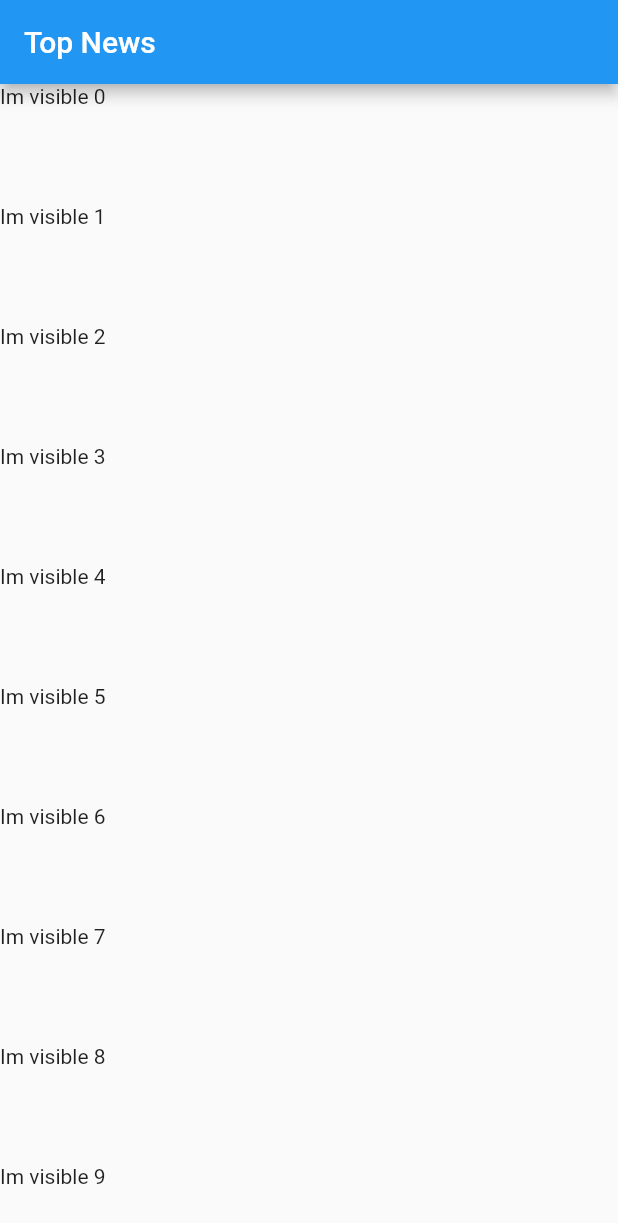
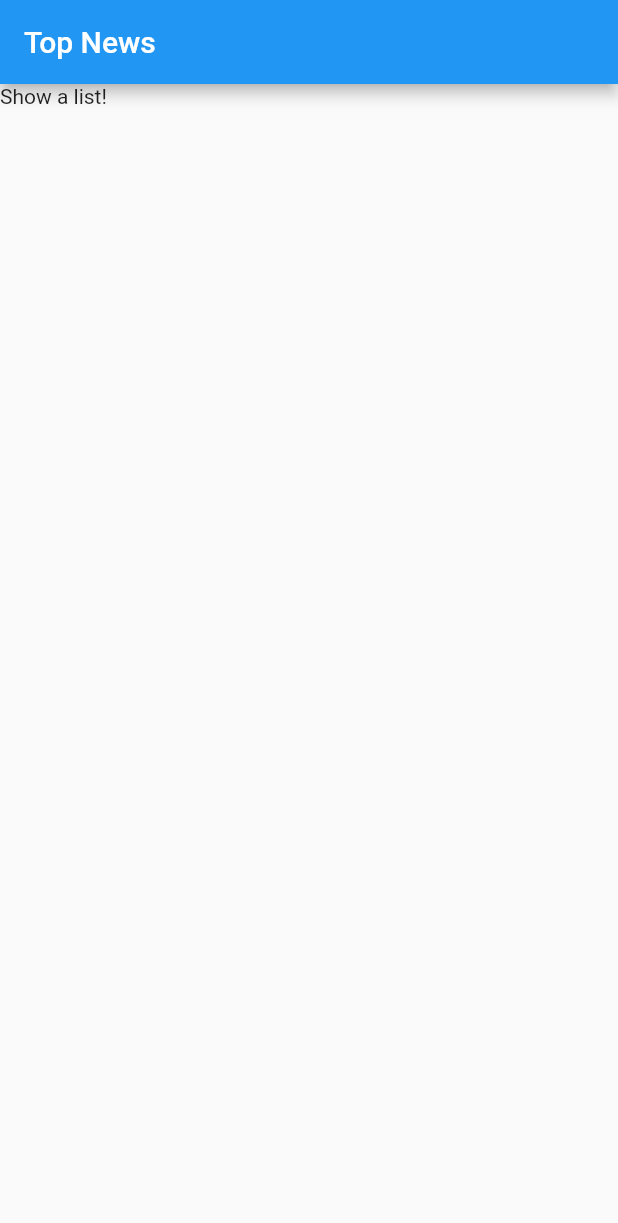
Before and after one commit to th0mps0nty/flutter_hacker_news_clone, a Flutter app: the screen it shows after launch, on a phone screen of 412 x 824 dp. Shown: the top 1223 px of the screen. Run offline on Flutter 3.47's test engine with Material 2 defaults, Android fonts, the phone set to English and light mode, and no system bars; our stand-ins replace sqflite; accounts and stored records are empty.

Commit message:
various updates
Clean starting point for next lesson, removed example of FutureBuilder rendered list, removed some comments, and cleaned up a bit.

```diff
--- a/lib/src/screens/news_list.dart
+++ b/lib/src/screens/news_list.dart
@@ -7,30 +7,7 @@ class NewsList extends StatelessWidget {
       appBar: AppBar(
         title: Text('Top News'),
       ),
-      body: buildList(),
+      body: Text('Show a list!'),
     );
   }
-
-  Widget buildList() {
-    return ListView.builder(
-      itemCount: 1000,
-      itemBuilder: (context, int index) {
-        return FutureBuilder(
-          future: getFuture(),
-          builder: (context, snapshot) {
-            return Container(
-              height: 80.0,
-              child: snapshot.hasData
-                  ? Text('Im visible $index')
-                  : Text('I havent fetched data yet $index'),
-            );
-          },
-        );
-      },
-    );
-  }
-
-  getFuture() {
-    return Future.delayed(Duration(seconds: 2), () => 'hi');
-  }
 }
```
Also changed, not shown: pubspec.yaml (+0 -14 lines), 2 other files.
